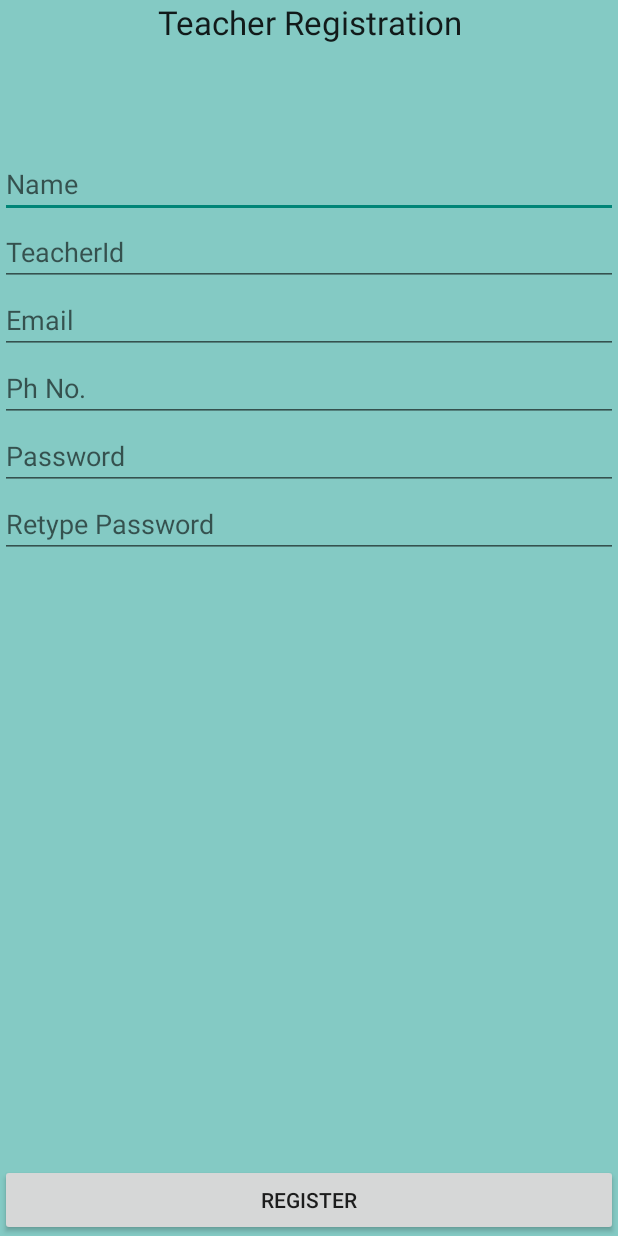
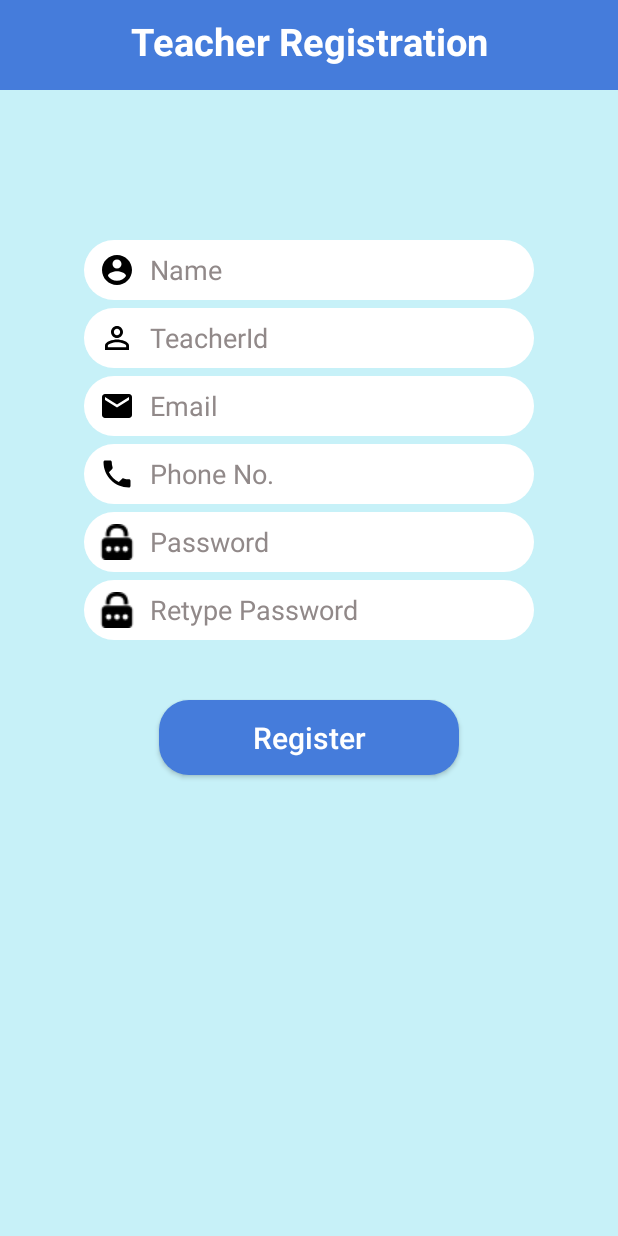
Before and after one commit to kks0101/AMS, an Android app: the TeacherRegister screen opened directly, with no data from a screen before it, on a phone screen of 412 x 824 dp. Run offline under Robolectric (Android 15) with nearby library versions, the light colour scheme and no system bars; our stand-ins replace Firebase (no records; nobody signed in at launch, a user with empty details on screens opened directly); libraries missing offline, so code that uses them is left out: org.json.simple.

Commit message:
Enhanced UI for studentRegister and teacherRegister Activity

```diff
--- a/app/build.gradle
+++ b/app/build.gradle
@@ -21,7 +21,7 @@ android {
 
 dependencies {
     implementation fileTree(dir: 'libs', include: ['*.jar'])
-    implementation 'androidx.appcompat:appcompat:1.0.2'
+    implementation 'androidx.appcompat:appcompat:1.1.0'
     implementation 'androidx.constraintlayout:constraintlayout:1.1.3'
     testImplementation 'junit:junit:4.12'
     androidTestImplementation 'androidx.test:runner:1.2.0'
--- a/app/src/main/AndroidManifest.xml
+++ b/app/src/main/AndroidManifest.xml
@@ -14,7 +14,8 @@
         android:theme="@style/AppTheme">
         <activity android:name=".TeacherRegister"
             android:theme="@style/Theme.AppCompat.DayNight.NoActionBar"></activity>
-        <activity android:name=".StudentRegister" />
+        <activity android:name=".StudentRegister"
+            android:theme="@style/Theme.AppCompat.DayNight.NoActionBar"></activity>
         <activity android:name=".TeacherActivity" />
         <activity android:name=".StudentActivity" />
         <activity android:name=".MainActivity">
--- /dev/null
+++ b/app/src/main/res/drawable/email.xml
@@ -0,0 +1,9 @@
+<vector xmlns:android="http://schemas.android.com/apk/res/android"
+        android:width="24dp"
+        android:height="24dp"
+        android:viewportWidth="24.0"
+        android:viewportHeight="24.0">
+    <path
+        android:fillColor="#FF000000"
+        android:pathData="M20,4L4,4c-1.1,0 -1.99,0.9 -1.99,2L2,18c0,1.1 0.9,2 2,2h16c1.1,0 2,-0.9 2,-2L22,6c0,-1.1 -0.9,-2 -2,-2zM20,8l-8,5 -8,-5L4,6l8,5 8,-5v2z"/>
+</vector>
--- /dev/null
+++ b/app/src/main/res/drawable/id.xml
@@ -0,0 +1,9 @@
+<vector xmlns:android="http://schemas.android.com/apk/res/android"
+        android:width="24dp"
+        android:height="24dp"
+        android:viewportWidth="24.0"
+        android:viewportHeight="24.0">
+    <path
+        android:fillColor="#FF000000"
+        android:pathData="M12,5.9c1.16,0 2.1,0.94 2.1,2.1s-0.94,2.1 -2.1,2.1S9.9,9.16 9.9,8s0.94,-2.1 2.1,-2.1m0,9c2.97,0 6.1,1.46 6.1,2.1v1.1L5.9,18.1L5.9,17c0,-0.64 3.13,-2.1 6.1,-2.1M12,4C9.79,4 8,5.79 8,8s1.79,4 4,4 4,-1.79 4,-4 -1.79,-4 -4,-4zM12,13c-2.67,0 -8,1.34 -8,4v3h16v-3c0,-2.66 -5.33,-4 -8,-4z"/>
+</vector>
--- /dev/null
+++ b/app/src/main/res/drawable/name.xml
@@ -0,0 +1,9 @@
+<vector xmlns:android="http://schemas.android.com/apk/res/android"
+        android:width="24dp"
+        android:height="24dp"
+        android:viewportWidth="24.0"
+        android:viewportHeight="24.0">
+    <path
+        android:fillColor="#FF000000"
+        android:pathData="M12,2C6.48,2 2,6.48 2,12s4.48,10 10,10 10,-4.48 10,-10S17.52,2 12,2zM12,5c1.66,0 3,1.34 3,3s-1.34,3 -3,3 -3,-1.34 -3,-3 1.34,-3 3,-3zM12,19.2c-2.5,0 -4.71,-1.28 -6,-3.22 0.03,-1.99 4,-3.08 6,-3.08 1.99,0 5.97,1.09 6,3.08 -1.29,1.94 -3.5,3.22 -6,3.22z"/>
+</vector>
--- /dev/null
+++ b/app/src/main/res/drawable/phone.xml
@@ -0,0 +1,9 @@
+<vector xmlns:android="http://schemas.android.com/apk/res/android"
+        android:width="24dp"
+        android:height="24dp"
+        android:viewportWidth="24.0"
+        android:viewportHeight="24.0">
+    <path
+        android:fillColor="#FF000000"
+        android:pathData="M6.62,10.79c1.44,2.83 3.76,5.14 6.59,6.59l2.2,-2.2c0.27,-0.27 0.67,-0.36 1.02,-0.24 1.12,0.37 2.33,0.57 3.57,0.57 0.55,0 1,0.45 1,1V20c0,0.55 -0.45,1 -1,1 -9.39,0 -17,-7.61 -17,-17 0,-0.55 0.45,-1 1,-1h3.5c0.55,0 1,0.45 1,1 0,1.25 0.2,2.45 0.57,3.57 0.11,0.35 0.03,0.74 -0.25,1.02l-2.2,2.2z"/>
+</vector>
--- /dev/null
+++ b/app/src/main/res/drawable/regiter.xml
@@ -0,0 +1,9 @@
+<vector xmlns:android="http://schemas.android.com/apk/res/android"
+        android:width="24dp"
+        android:height="24dp"
+        android:viewportWidth="24.0"
+        android:viewportHeight="24.0">
+    <path
+        android:fillColor="#FF000000"
+        android:pathData="M18,17L6,17v-2h12v2zM18,13L6,13v-2h12v2zM18,9L6,9L6,7h12v2zM3,22l1.5,-1.5L6,22l1.5,-1.5L9,22l1.5,-1.5L12,22l1.5,-1.5L15,22l1.5,-1.5L18,22l1.5,-1.5L21,22L21,2l-1.5,1.5L18,2l-1.5,1.5L15,2l-1.5,1.5L12,2l-1.5,1.5L9,2 7.5,3.5 6,2 4.5,3.5 3,2v20z"/>
+</vector>
--- /dev/null
+++ b/app/src/main/res/drawable/semester.xml
@@ -0,0 +1,9 @@
+<vector xmlns:android="http://schemas.android.com/apk/res/android"
+        android:width="24dp"
+        android:height="24dp"
+        android:viewportWidth="24.0"
+        android:viewportHeight="24.0">
+    <path
+        android:fillColor="#FF000000"
+        android:pathData="M5,13.18v4L12,21l7,-3.82v-4L12,17l-7,-3.82zM12,3L1,9l11,6 9,-4.91V17h2V9L12,3z"/>
+</vector>
--- /dev/null
+++ b/app/src/main/res/drawable/text_edit.xml
@@ -0,0 +1,7 @@
+<?xml version="1.0" encoding="utf-8"?>
+<shape xmlns:android="http://schemas.android.com/apk/res/android"
+    android:shape="rectangle">
+    <solid android:color="@color/colorPrimary"/>
+
+
+</shape>
--- a/app/src/main/res/layout/activity_main.xml
+++ b/app/src/main/res/layout/activity_main.xml
@@ -16,8 +16,9 @@
         android:background="@drawable/edit_round"
         android:drawableLeft="@drawable/username"
         android:drawablePadding="10dp"
-        android:hint="@string/Username"
+        android:hint="@string/email"
         android:inputType="text"
+        android:textColorHint="@color/textColor"
         android:paddingLeft="10dp"/>
 
     <EditText
@@ -30,8 +31,9 @@
         android:drawableLeft="@drawable/password"
         android:background="@drawable/edit_round"
         android:paddingLeft="10dp"
-        android:drawablePadding="10dp"
+        android:drawablePadding="16dp"
         android:hint="Password"
+        android:textColorHint="@color/textColor"
         android:inputType="textPassword"/>
 
     <Button
--- a/app/src/main/res/layout/activity_teacher_register.xml
+++ b/app/src/main/res/layout/activity_teacher_register.xml
@@ -9,63 +9,129 @@
     >
 
     <TextView
+        android:id="@+id/teacherRegister"
         android:layout_width="match_parent"
-        android:layout_height="wrap_content"
+        android:layout_height="60dp"
+        android:layout_marginTop="0dp"
         android:text="Teacher Registration"
+        android:layout_alignParentLeft="true"
+        android:layout_centerHorizontal="true"
+        android:paddingTop="10dp"
+        android:textColor="#FFFFFF"
+        android:textSize="25dp"
+        android:textStyle="bold"
+        android:background="@drawable/text_edit"
         android:textAlignment="center"
+        android:textAllCaps="false"
         android:textAppearance="@style/TextAppearance.AppCompat.Large" />
 
     <LinearLayout
+        android:id="@+id/registerItem"
         android:layout_width="match_parent"
         android:layout_height="wrap_content"
-            android:paddingTop="100dp"
-            android:orientation="vertical" >
+        android:layout_centerHorizontal="true"
+        android:layout_below="@+id/teacherRegister"
+        android:orientation="vertical"
+        android:paddingTop="100dp">
 
         <EditText
-                android:layout_width="match_parent"
-                android:layout_height="wrap_content"
+            android:id="@+id/teacherName"
             android:hint="Name"
-                android:id="@+id/teacherName"/>
+            android:textColorHint="@color/textColor"
+            android:layout_width="300dp"
+            android:layout_height="40dp"
+            android:layout_gravity="center_horizontal"
+            android:drawableLeft="@drawable/name"
+            android:background="@drawable/edit_round"
+            android:drawablePadding="10dp"
+            android:paddingLeft="10dp"
+            android:inputType="text"
+            android:textColor="@color/black"/>
 
         <EditText
-                android:layout_width="match_parent"
-                android:layout_height="wrap_content"
+            android:id="@+id/teacherId"
             android:hint="TeacherId"
-                android:id="@+id/teacherId"/>
+            android:textColorHint="@color/textColor"
+            android:layout_width="300dp"
+            android:layout_height="40dp"
+            android:layout_gravity="center_horizontal"
+            android:background="@drawable/edit_round"
+            android:drawableLeft="@drawable/id"
+            android:drawablePadding="10dp"
+            android:paddingLeft="10dp"
+            android:layout_marginTop="5dp"
+            android:textColor="@color/black"/>
 
         <EditText
-                android:layout_width="match_parent"
-                android:layout_height="wrap_content"
-                android:hint="Email"
-                android:id="@+id/teacherEmail"/>
+            android:id="@+id/teacherEmail"
+            android:hint="@string/email"
+            android:textColorHint="@color/textColor"
+            android:layout_width="300dp"
+            android:layout_height="40dp"
+            android:layout_gravity="center_horizontal"
+            android:background="@drawable/edit_round"
+            android:drawableLeft="@drawable/email"
+            android:drawablePadding="10dp"
+            android:paddingLeft="10dp"
+            android:layout_marginTop="5dp"
+            android:textColor="@color/black"/>
 
         <EditText
-                android:layout_width="match_parent"
-                android:layout_height="wrap_content"
-                android:hint="Ph No. "
-                android:id="@+id/teacherPhone"/>
+            android:id="@+id/teacherPhone"
+            android:hint="Phone No."
+            android:textColorHint="@color/textColor"
+            android:layout_width="300dp"
+            android:layout_height="40dp"
+            android:layout_gravity="center_horizontal"
+            android:background="@drawable/edit_round"
+            android:drawableLeft="@drawable/phone"
+            android:drawablePadding="10dp"
+            android:paddingLeft="10dp"
+            android:layout_marginTop="5dp"
+            android:textColor="@color/black"/>
 
         <EditText
-                android:layout_width="match_parent"
-                android:layout_height="wrap_content"
+            android:id="@+id/password"
             android:hint="Password"
-                android:id="@+id/password"
-                android:inputType="textPassword"/>
+            android:textColorHint="@color/textColor"
+            android:layout_width="300dp"
+            android:layout_height="40dp"
+            android:layout_gravity="center_horizontal"
+            android:background="@drawable/edit_round"
+            android:drawableLeft="@drawable/password"
+            android:drawablePadding="10dp"
+            android:paddingLeft="10dp"
+            android:layout_marginTop="5dp"
+            android:inputType="textPassword"
+            android:textColor="@color/black"/>
 
         <EditText
-                android:layout_width="match_parent"
-                android:layout_height="wrap_content"
+            android:id="@+id/retypePassword"
             android:hint="Retype Password"
-                android:id="@+id/retypePassword"
-                android:inputType="textPassword"/>
+            android:textColorHint="@color/textColor"
+            android:layout_width="300dp"
+            android:layout_height="40dp"
+            android:layout_gravity="center_horizontal"
+            android:background="@drawable/edit_round"
+            android:drawableLeft="@drawable/password"
+            android:drawablePadding="10dp"
+            android:paddingLeft="10dp"
+            android:layout_marginTop="5dp"
+            android:inputType="textPassword"
+            android:textColor="@color/black"/>
 
     </LinearLayout>
 
     <Button
-        android:layout_width="match_parent"
-        android:layout_height="wrap_content"
-        android:layout_alignParentBottom="true"
         android:id="@+id/teacherRegisterButton"
-        android:text="Register"
-        android:layout_gravity="bottom"/>
+        android:layout_width="200dp"
+        android:layout_height="50dp"
+        android:layout_centerHorizontal="true"
+        android:layout_below="@+id/registerItem"
+        android:layout_marginTop="40dp"
+        android:background="@drawable/button_round"
+        android:textAllCaps="false"
+        android:textColor="#FFFFFF"
+        android:textSize="20dp"
+        android:text="Register" />
 </RelativeLayout>
--- a/app/src/main/res/values/colors.xml
+++ b/app/src/main/res/values/colors.xml
@@ -2,5 +2,8 @@
 <resources>
     <color name="colorPrimary">#457CDB</color>
     <color name="colorPrimaryDark">#246BE4</color>
-    <color name="colorAccent">#84CAC4</color>
+    <color name="colorAccent">#C7F1F8</color>
+    <color name="textColor">#918989</color>
+    <color name="black">#000000</color>
+    <color name="white">#FFFFFF</color>
 </resources>
--- a/app/src/main/res/values/strings.xml
+++ b/app/src/main/res/values/strings.xml
@@ -1,7 +1,6 @@
 <resources>
     <string name="app_name">AMS</string>
     <string name="email">Email</string>
-    <string name="Username">Username</string>
     <string name="branch">Branch</string>
     <string name="group">Group</string>
     <string-array name="available_branch">
```
Lines whose indentation alone changed are shown as unchanged.
